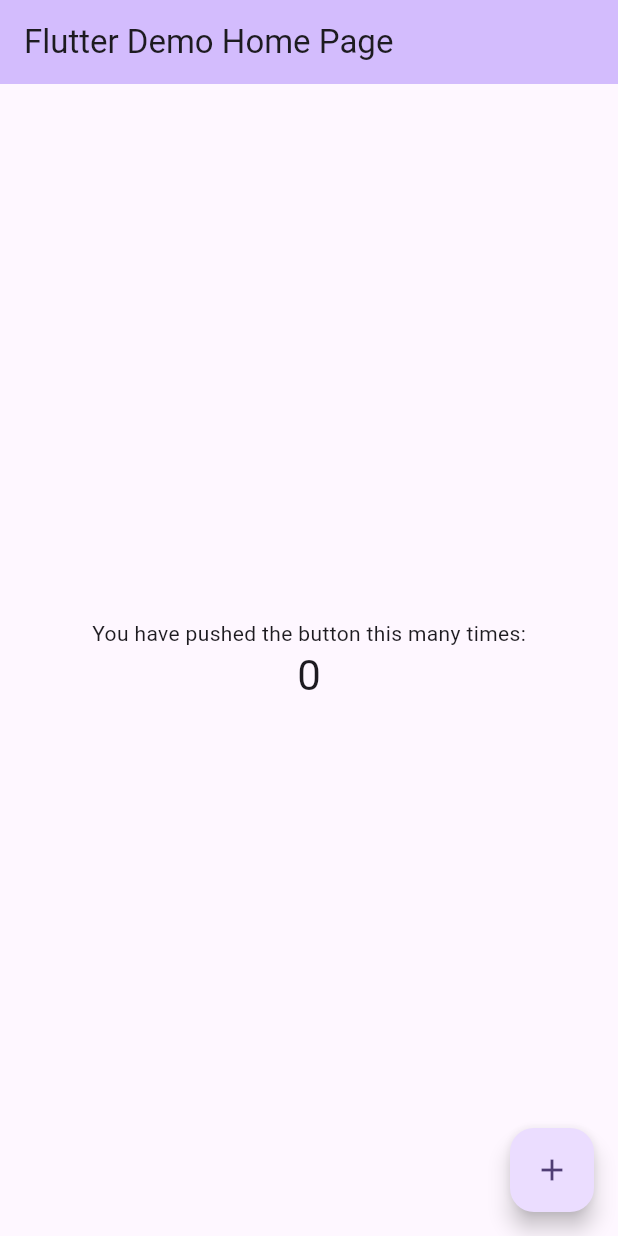
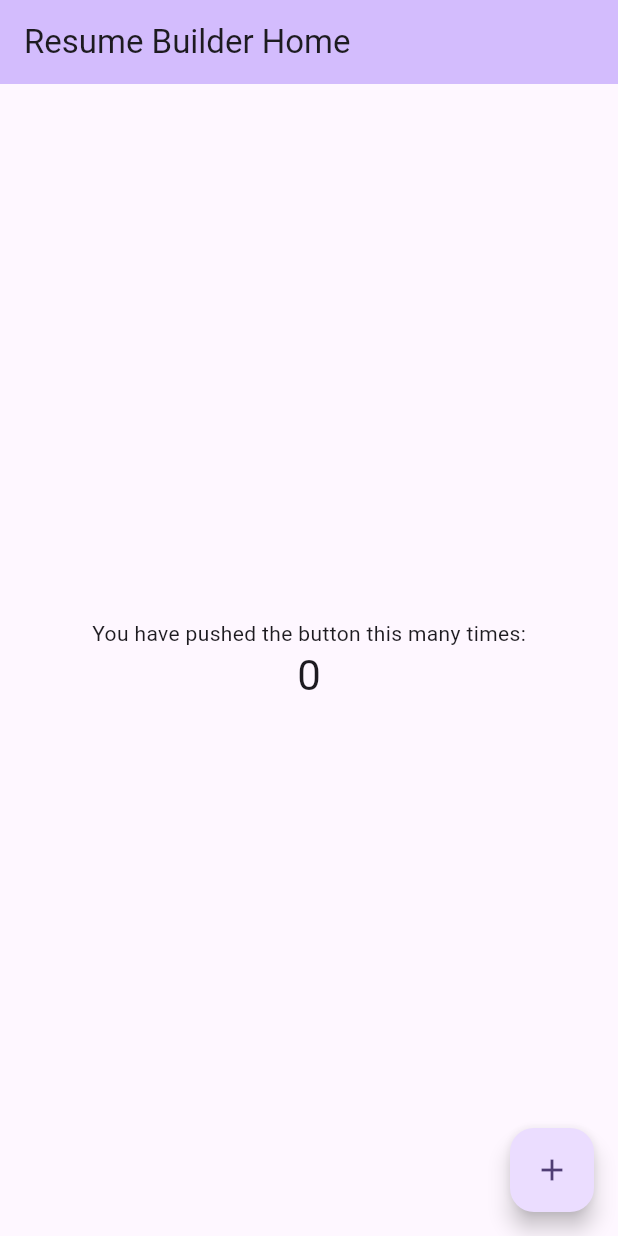
Before and after one commit to Trilok1110/resume_builder, a Flutter app: the screen it shows after launch, on a phone screen of 412 x 824 dp. Run offline on Flutter 3.47's test engine with Material 3 defaults, Android fonts, the phone set to English and light mode, and no system bars.

Commit message:
feat: initialize flutter project with default counter app

```diff
--- a/lib/main.dart
+++ b/lib/main.dart
@@ -7,45 +7,21 @@ void main() {
 class MyApp extends StatelessWidget {
   const MyApp({super.key});
 
-  // This widget is the root of your application.
   @override
   Widget build(BuildContext context) {
     return MaterialApp(
-      title: 'Flutter Demo',
+      title: 'Resume Builder',
       theme: ThemeData(
-        // This is the theme of your application.
-        //
-        // TRY THIS: Try running your application with "flutter run". You'll see
-        // the application has a purple toolbar. Then, without quitting the app,
-        // try changing the seedColor in the colorScheme below to Colors.green
-        // and then invoke "hot reload" (save your changes or press the "hot
-        // reload" button in a Flutter-supported IDE, or press "r" if you used
-        // the command line to start the app).
-        //
-        // Notice that the counter didn't reset back to zero; the application
-        // state is not lost during the reload. To reset the state, use hot
-        // restart instead.
-        //
-        // This works for code too, not just values: Most code changes can be
-        // tested with just a hot reload.
         colorScheme: ColorScheme.fromSeed(seedColor: Colors.deepPurple),
+        useMaterial3: true,
       ),
-      home: const MyHomePage(title: 'Flutter Demo Home Page'),
+      home: const MyHomePage(title: 'Resume Builder Home'),
     );
   }
 }
 
 class MyHomePage extends StatefulWidget {
   const MyHomePage({super.key, required this.title});
-
-  // This widget is the home page of your application. It is stateful, meaning
-  // that it has a State object (defined below) that contains fields that affect
-  // how it looks.
-
-  // This class is the configuration for the state. It holds the values (in this
-  // case the title) provided by the parent (in this case the App widget) and
-  // used by the build method of the State. Fields in a Widget subclass are
-  // always marked "final".
 
   final String title;
 
@@ -58,53 +34,24 @@ class _MyHomePageState extends State<MyHomePage> {
 
   void _incrementCounter() {
     setState(() {
-      // This call to setState tells the Flutter framework that something has
-      // changed in this State, which causes it to rerun the build method below
-      // so that the display can reflect the updated values. If we changed
-      // _counter without calling setState(), then the build method would not be
-      // called again, and so nothing would appear to happen.
       _counter++;
     });
   }
 
   @override
   Widget build(BuildContext context) {
-    // This method is rerun every time setState is called, for instance as done
-    // by the _incrementCounter method above.
-    //
-    // The Flutter framework has been optimized to make rerunning build methods
-    // fast, so that you can just rebuild anything that needs updating rather
-    // than having to individually change instances of widgets.
     return Scaffold(
       appBar: AppBar(
-        // TRY THIS: Try changing the color here to a specific color (to
-        // Colors.amber, perhaps?) and trigger a hot reload to see the AppBar
-        // change color while the other colors stay the same.
         backgroundColor: Theme.of(context).colorScheme.inversePrimary,
-        // Here we take the value from the MyHomePage object that was created by
-        // the App.build method, and use it to set our appbar title.
         title: Text(widget.title),
       ),
       body: Center(
-        // Center is a layout widget. It takes a single child and positions it
-        // in the middle of the parent.
         child: Column(
-          // Column is also a layout widget. It takes a list of children and
-          // arranges them vertically. By default, it sizes itself to fit its
-          // children horizontally, and tries to be as tall as its parent.
-          //
-          // Column has various properties to control how it sizes itself and
-          // how it positions its children. Here we use mainAxisAlignment to
-          // center the children vertically; the main axis here is the vertical
-          // axis because Columns are vertical (the cross axis would be
-          // horizontal).
-          //
-          // TRY THIS: Invoke "debug painting" (choose the "Toggle Debug Paint"
-          // action in the IDE, or press "p" in the console), to see the
-          // wireframe for each widget.
           mainAxisAlignment: MainAxisAlignment.center,
           children: <Widget>[
-            const Text('You have pushed the button this many times:'),
+            const Text(
+              'You have pushed the button this many times:',
+            ),
             Text(
               '$_counter',
               style: Theme.of(context).textTheme.headlineMedium,
@@ -116,7 +63,7 @@ class _MyHomePageState extends State<MyHomePage> {
         onPressed: _incrementCounter,
         tooltip: 'Increment',
         child: const Icon(Icons.add),
-      ), // This trailing comma makes auto-formatting nicer for build methods.
+      ),
     );
   }
 }
```
